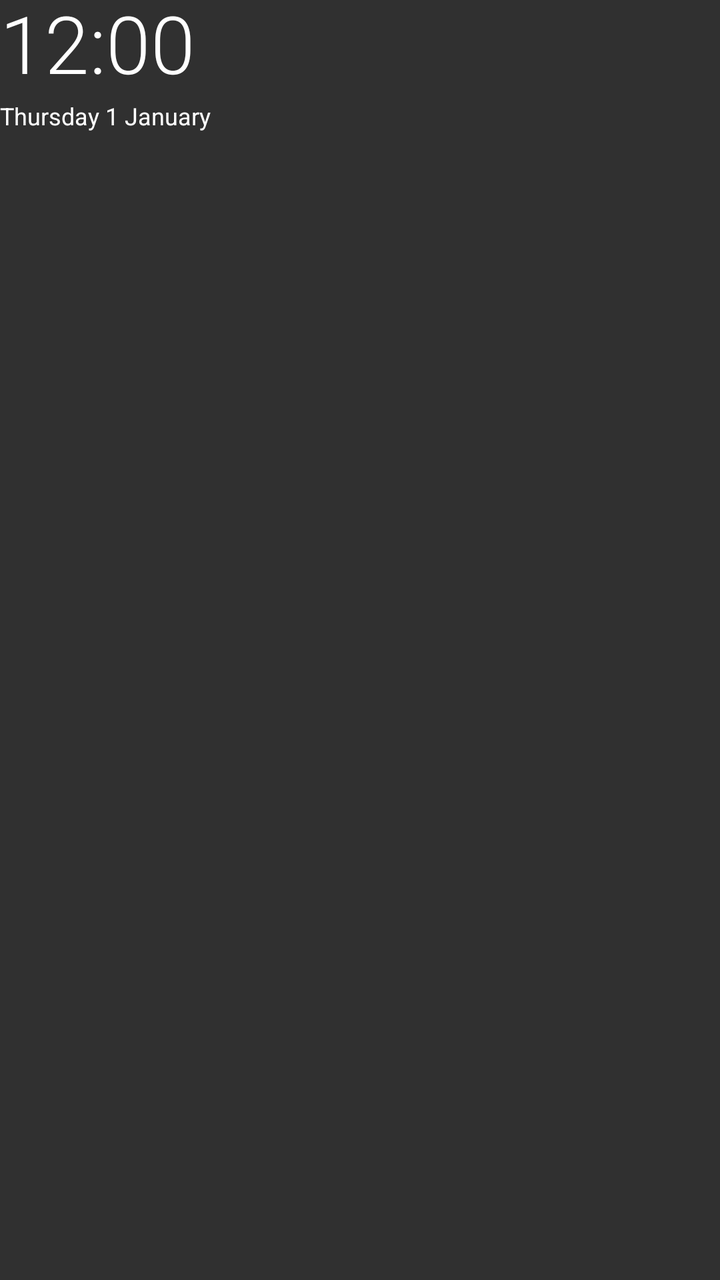
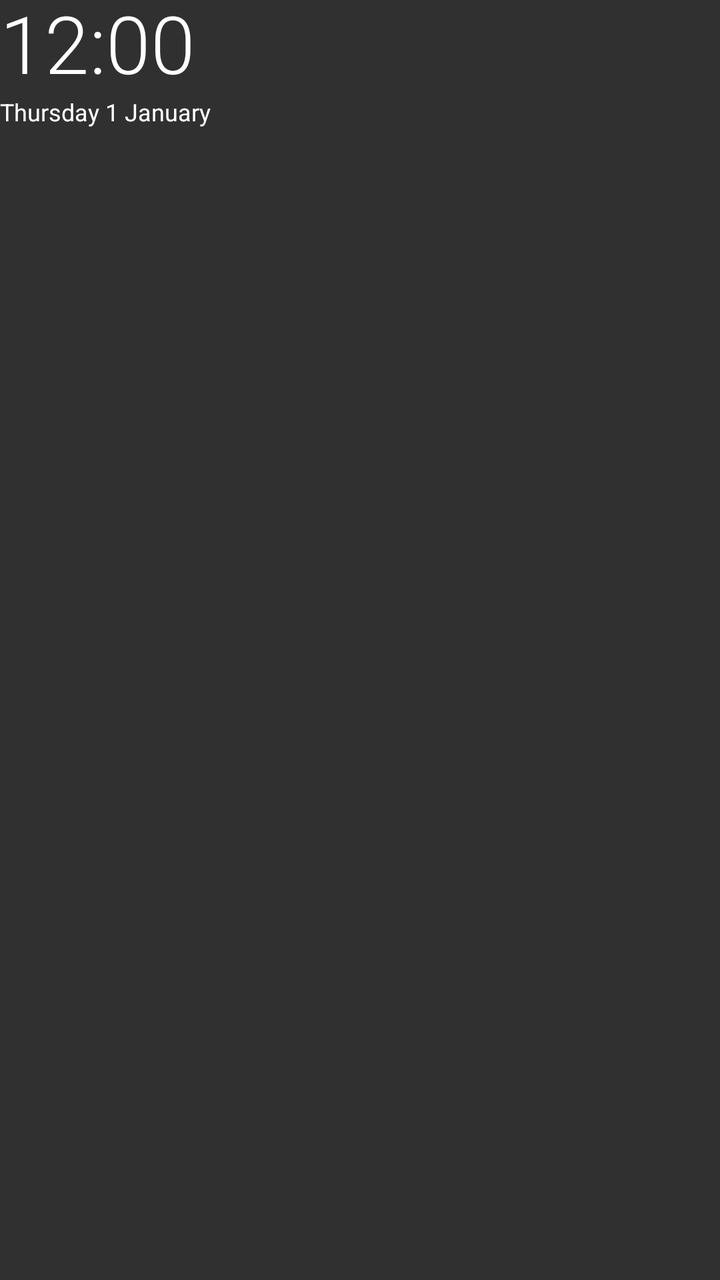

Two renders of the same Android screen: before a commit and after it. Below are the layout's source before the change and the commit's diff.
<!-- AndroidManifest.xml: application theme android:Theme.Material.NoActionBar -->
<!-- res/layout/wg_clock_block.xml -->
<?xml version="1.0" encoding="utf-8"?>
<LinearLayout xmlns:android="http://schemas.android.com/apk/res/android" android:id="@+id/wg_clock_box" android:layout_width="wrap_content" android:layout_height="wrap_content" android:orientation="vertical">
<LinearLayout android:id="@+id/wg_clock_tap" android:layout_width="wrap_content" android:layout_height="wrap_content" android:orientation="horizontal">
<TextClock android:id="@+id/wg_time_light" android:layout_width="wrap_content" android:layout_height="wrap_content" android:fontFamily="sans-serif-light" android:format12Hour="h:mm" android:format24Hour="H:mm" android:includeFontPadding="false" android:maxLines="1" android:textColor="#FFFFFFFF" android:textSize="40sp"/>
<TextClock android:id="@+id/wg_time_regular" android:layout_width="wrap_content" android:layout_height="wrap_content" android:fontFamily="sans-serif" android:format12Hour="h:mm" android:format24Hour="H:mm" android:includeFontPadding="false" android:maxLines="1" android:textColor="#FFFFFFFF" android:textSize="40sp" android:visibility="gone"/>
<TextClock android:id="@+id/wg_time_bold" android:layout_width="wrap_content" android:layout_height="wrap_content" android:fontFamily="sans-serif" android:textStyle="bold" android:format12Hour="h:mm" android:format24Hour="H:mm" android:includeFontPadding="false" android:maxLines="1" android:textColor="#FFFFFFFF" android:textSize="40sp" android:visibility="gone"/>
<TextClock android:id="@+id/wg_time_condensed" android:layout_width="wrap_content" android:layout_height="wrap_content" android:fontFamily="sans-serif-condensed" android:format12Hour="h:mm" android:format24Hour="H:mm" android:includeFontPadding="false" android:maxLines="1" android:textColor="#FFFFFFFF" android:textSize="40sp" android:visibility="gone"/>
<ImageView android:id="@+id/wg_alarm" android:layout_width="13dp" android:layout_height="13dp" android:layout_marginStart="3dp" android:layout_marginTop="3dp" android:src="@drawable/ic_wg_alarm" android:visibility="gone" android:contentDescription="@string/wg_alarm_set"/>
</LinearLayout>
<TextClock android:id="@+id/wg_date" android:layout_width="wrap_content" android:layout_height="wrap_content" android:layout_marginTop="3dp" android:format12Hour="EEEE d MMMM" android:format24Hour="EEEE d MMMM" android:maxLines="1" android:textColor="#FFFFFFFF" android:textSize="12sp"/>
</LinearLayout>
<!-- resources referenced by this layout -->
<resources>
  <!-- drawable ic_wg_alarm (drawable) -->
  <?xml version="1.0" encoding="utf-8"?>
  <vector xmlns:android="http://schemas.android.com/apk/res/android" android:width="24dp" android:height="24dp" android:viewportWidth="24" android:viewportHeight="24">
    <path android:pathData="M12,21a8,8 0 1,0 0,-16a8,8 0 1,0 0,16zM12,9v4l2.5,2M3.5,6.5l3,-3M20.5,6.5l-3,-3" android:strokeColor="#FFFFFFFF" android:strokeWidth="2" android:strokeLineCap="round" android:strokeLineJoin="round"/>
  </vector>
  <string name="wg_alarm_set">Budík je nastavený</string>
</resources>

<!-- the commit's change to res/layout/wg_clock_block.xml (unified diff, before → after) -->
@@ -7,5 +7,6 @@
 <TextClock android:id="@+id/wg_time_condensed" android:layout_width="wrap_content" android:layout_height="wrap_content" android:fontFamily="sans-serif-condensed" android:format12Hour="h:mm" android:format24Hour="H:mm" android:includeFontPadding="false" android:maxLines="1" android:textColor="#FFFFFFFF" android:textSize="40sp" android:visibility="gone"/>
 <ImageView android:id="@+id/wg_alarm" android:layout_width="13dp" android:layout_height="13dp" android:layout_marginStart="3dp" android:layout_marginTop="3dp" android:src="@drawable/ic_wg_alarm" android:visibility="gone" android:contentDescription="@string/wg_alarm_set"/>
 </LinearLayout>
-<TextClock android:id="@+id/wg_date" android:layout_width="wrap_content" android:layout_height="wrap_content" android:layout_marginTop="3dp" android:format12Hour="EEEE d MMMM" android:format24Hour="EEEE d MMMM" android:maxLines="1" android:textColor="#FFFFFFFF" android:textSize="12sp"/>
+<TextClock android:id="@+id/wg_date" android:layout_width="wrap_content" android:layout_height="wrap_content" android:layout_marginTop="1dp" android:format12Hour="EEEE d MMMM" android:format24Hour="EEEE d MMMM" android:maxLines="1" android:textColor="#FFFFFFFF" android:textSize="12sp"/>
+<ImageView android:id="@+id/wg_extra" android:layout_width="wrap_content" android:layout_height="wrap_content" android:layout_marginTop="4dp" android:visibility="gone" android:contentDescription="@null"/>
 </LinearLayout>
